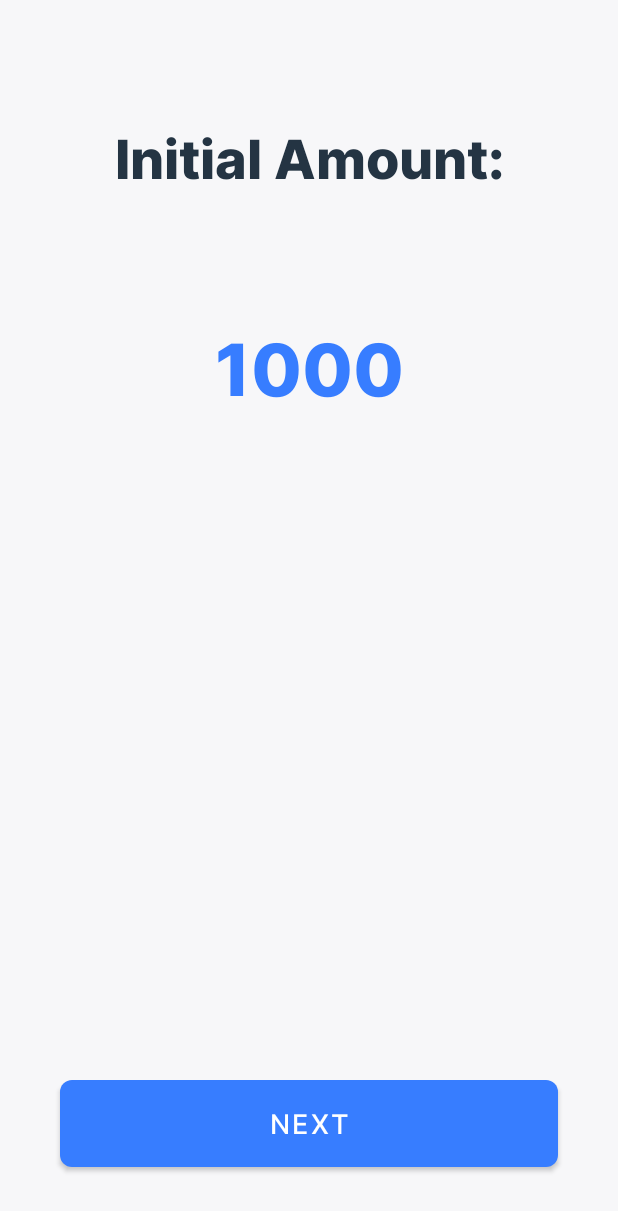
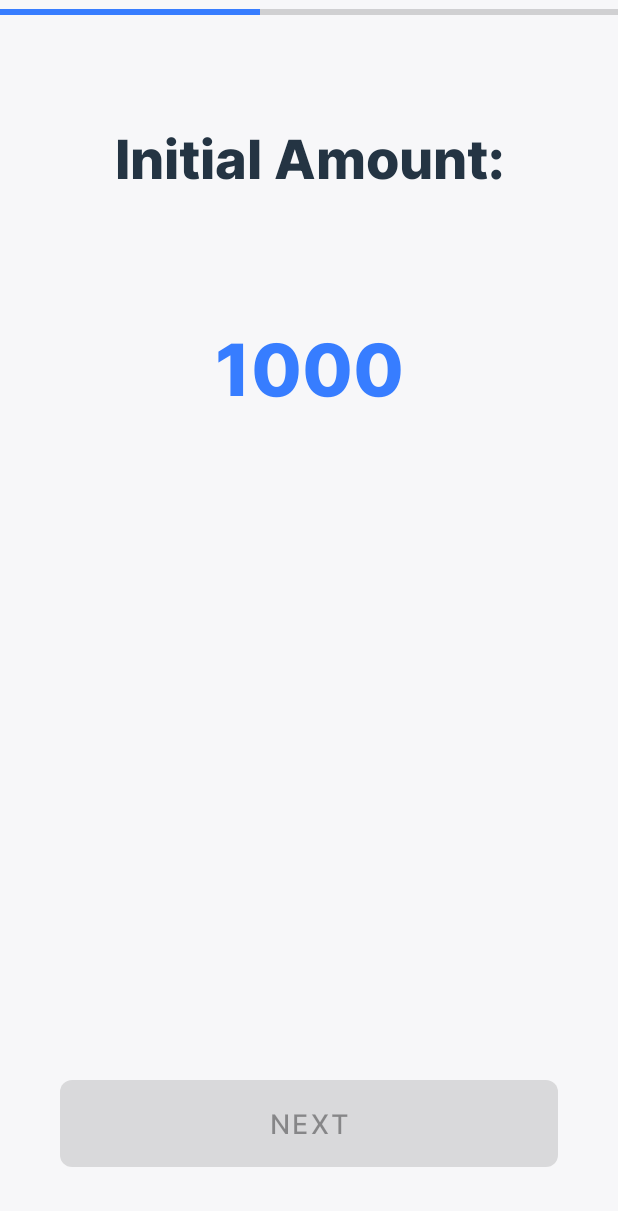
Before and after one commit to sanidhyakr18/Copenhagen-Multiply, an Android app: the ExperimentActivity screen opened directly, with no data from a screen before it, on a phone screen of 412 x 824 dp. Shown: the top 1211 px of the screen. Run offline under Robolectric (Android 15) with nearby library versions, the phone set to English and light mode, and no system bars.

Commit message:
add delay button press and progress bar

```diff
--- a/app/build.gradle
+++ b/app/build.gradle
@@ -53,5 +53,4 @@ dependencies {
 
     implementation 'com.github.bumptech.glide:glide:4.12.0'
     annotationProcessor 'com.github.bumptech.glide:compiler:4.12.0'
-
 }
--- a/app/src/main/java/com/sandystudios/copenhagen/ExperimentActivity.kt
+++ b/app/src/main/java/com/sandystudios/copenhagen/ExperimentActivity.kt
@@ -1,10 +1,10 @@
 package com.sandystudios.copenhagen
 
-import android.content.ContentValues.TAG
 import android.content.Intent
 import android.os.Bundle
-import android.util.Log
+import android.os.CountDownTimer
 import android.widget.Button
+import android.widget.ProgressBar
 import android.widget.TextView
 import android.widget.Toast
 import androidx.appcompat.app.AppCompatActivity
@@ -31,6 +31,10 @@ class ExperimentActivity : AppCompatActivity() {
         findViewById(R.id.btn_next)
     }
 
+    private val progressBar: ProgressBar by lazy {
+        findViewById(R.id.progressBar)
+    }
+
     private var isImage = false
     private var num = 0
     private var repeat = 0
@@ -52,6 +56,8 @@ class ExperimentActivity : AppCompatActivity() {
 
     private lateinit var name: String
     private lateinit var age: String
+
+    private var i = 0
 
     override fun onCreate(savedInstanceState: Bundle?) {
         super.onCreate(savedInstanceState)
@@ -76,7 +82,13 @@ class ExperimentActivity : AppCompatActivity() {
 
         mResources.shuffle()
 
+        btnNext.isEnabled = false
+
+//        addDelay()
+        progressBar()
+
         btnNext.setOnClickListener {
+            btnNext.isEnabled = false
             if (num == 9) {
                 val intent = Intent(this, GambleInstructionsActivity::class.java)
                 intent.putExtra(NAME, name)
@@ -114,9 +126,30 @@ class ExperimentActivity : AppCompatActivity() {
                     tvHeading.text = "Final Amount"
                     btnNext.text = getString(R.string.finish)
                 }
+//                addDelay()
+                progressBar()
             }
         }
 
+    }
+
+    private fun progressBar() {
+        i = 0
+        progressBar.progress = i
+        val mCountDownTimer = object : CountDownTimer(5000, 10) {
+            override fun onTick(millisUntilFinished: Long) {
+//                Log.v("Log_tag", "Tick of Progress$i$millisUntilFinished")
+                i++
+                progressBar.progress = i * 100 / (5000 / 10)
+            }
+
+            override fun onFinish() {
+                i++
+                progressBar.progress = 100
+                btnNext.isEnabled = true
+            }
+        }
+        mCountDownTimer.start()
     }
 
     override fun onBackPressed() {
--- a/app/src/main/res/layout/activity_experiment.xml
+++ b/app/src/main/res/layout/activity_experiment.xml
@@ -6,6 +6,17 @@
     android:layout_height="match_parent"
     android:background="@color/backgroundWhite"
     tools:context=".ExperimentActivity">
+
+    <ProgressBar
+        android:id="@+id/progressBar"
+        style="?android:attr/progressBarStyleHorizontal"
+        android:layout_width="match_parent"
+        android:layout_height="wrap_content"
+        android:max="100"
+        android:progress="0"
+        app:layout_constraintEnd_toEndOf="parent"
+        app:layout_constraintStart_toStartOf="parent"
+        app:layout_constraintTop_toTopOf="parent" />
 
     <com.google.android.material.textview.MaterialTextView
         android:id="@+id/tv_heading"
@@ -24,12 +35,12 @@
         android:id="@+id/tv_amount"
         android:layout_width="wrap_content"
         android:layout_height="wrap_content"
+        android:layout_marginTop="80dp"
         android:fontFamily="@font/inter_extra_bold"
         android:text="1000"
-        android:visibility="visible"
         android:textColor="@color/primaryBlue"
         android:textSize="48sp"
-        android:layout_marginTop="80dp"
+        android:visibility="visible"
         app:layout_constraintEnd_toEndOf="parent"
         app:layout_constraintStart_toStartOf="parent"
         app:layout_constraintTop_toBottomOf="@+id/tv_heading" />
--- a/app/src/main/res/values/strings.xml
+++ b/app/src/main/res/values/strings.xml
@@ -1,5 +1,5 @@
 <resources>
-    <string name="app_name">Decisive - Multiply</string>
+    <string name="app_name">Decisive - Part A</string>
     <string name="start">START</string>
     <string name="consent">I have read the consent form and agree to give my consent.</string>
     <string name="the_copenhagen_experiment">The Copenhagen Experiment</string>
```
